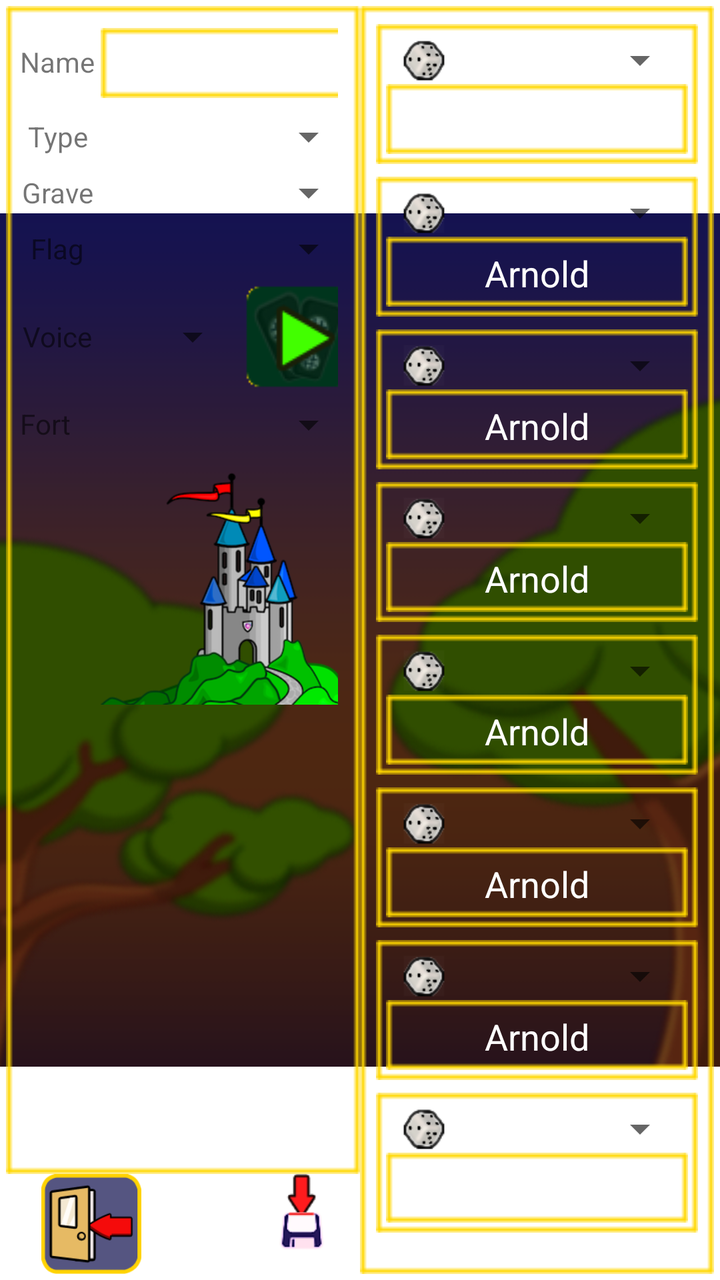
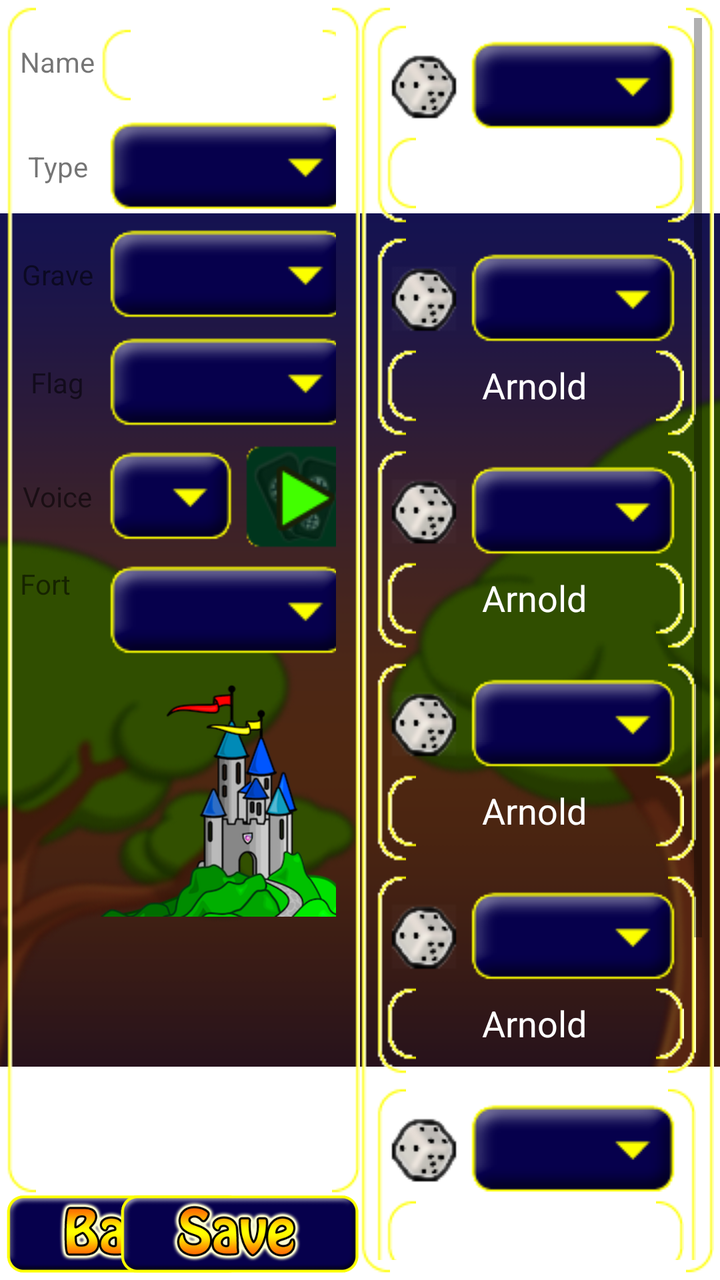

Compare the two renders of this Android layout. The source of the first and the diff that turns it into the second are given below.
<!-- AndroidManifest.xml: fallback theme Theme.MaterialComponents.DayNight.NoActionBar -->
<!-- res/layout/team_creation.xml -->
<?xml version="1.0" encoding="utf-8"?>
<FrameLayout
	xmlns:android="http://schemas.android.com/apk/res/android"
  	android:layout_width="fill_parent"
	android:layout_height="fill_parent">
	<include layout="@layout/background"/>
	<LinearLayout
	  xmlns:android="http://schemas.android.com/apk/res/android"
	  android:orientation="horizontal"
	  android:layout_width="fill_parent"
	  android:layout_height="fill_parent"
	  android:padding="3dp">
	  
	  <RelativeLayout
	  	android:layout_width="fill_parent"
	  	android:layout_height="fill_parent"
	  	android:layout_weight="1">
	  	<include layout="@layout/backbutton"/>
	  	<include layout="@layout/savebutton"/>
	  	<ScrollView
		  	android:layout_width="fill_parent"
		  	android:layout_height="fill_parent"
		  	android:layout_above="@+id/btnBack"
		  	android:background="@drawable/box"
		  	android:scrollbarFadeDuration="0">
		  	<TableLayout
		  		android:layout_width="fill_parent"
		  		android:layout_height="fill_parent"
		  		android:stretchColumns="1"
		  		android:layout_marginRight="4dip">
		  		<TableRow android:padding="2dip">
			  		<TextView
			  			android:id="@+id/nameTag"
			  			android:layout_width="wrap_content"
			  			android:layout_height="wrap_content"
			  			android:text="@string/name"/>
			  		<EditText
			  			android:id="@+id/txtName"
			  			android:layout_width="fill_parent"
			  			android:layout_height="wrap_content"
			  			android:layout_margin="3dip"
			  			android:background="@drawable/box"
			  			android:text="@string/name_default"
			  			android:textColor="#FFF"/>
		  		</TableRow>
		  		<TableRow android:padding="2dip">
			  		<TextView
			  			android:id="@+id/typeTag"
			  			android:layout_width="wrap_content"
			  			android:layout_height="fill_parent"
			  			android:layout_alignTop="@+id/spinType"
			  			android:layout_alignBottom="@id/spinType"
			  			android:gravity="center"
			  			android:text="@string/type"/>
			  		<Spinner
			  			android:id="@id/spinType"
			  			android:layout_width="fill_parent"
			  			android:layout_height="wrap_content"
			  			android:layout_marginLeft="3dip"/>
		  		</TableRow>
		  		<TableRow android:padding="2dip">
		  			<TextView
			  			android:id="@+id/graveTag"
			  			android:layout_width="wrap_content"
			  			android:layout_height="fill_parent"
			  			android:layout_alignTop="@+id/spinGrave"
			  			android:layout_alignBottom="@id/spinGrave"
			  			android:gravity="center"
			  			android:text="@string/grave"/>
			  		<Spinner
			  			android:id="@id/spinGrave"
			  			android:layout_width="fill_parent"
			  			android:layout_height="wrap_content"
			  			android:layout_marginLeft="3dip"/>
		  		</TableRow>
		  		<TableRow android:padding="2dip">
		   			<TextView
			  			android:id="@+id/FlagTag"
			  			android:layout_width="wrap_content"
			  			android:layout_height="fill_parent"
			  			android:layout_alignTop="@+id/spinFlag"
			  			android:layout_alignBottom="@id/spinFlag"
			  			android:gravity="center"
			  			android:text="@string/flag"/>
			  		<Spinner
			  			android:id="@id/spinFlag"
			  			android:layout_width="fill_parent"
			  			android:layout_height="wrap_content"
			  			android:layout_marginLeft="3dip"/>
		  		</TableRow>
		  		<TableRow android:padding="2dip">
		  		  	<TextView
			  			android:id="@+id/voiceTag"
			  			android:layout_width="wrap_content"
			  			android:layout_height="fill_parent"
			  			android:layout_alignTop="@+id/spinVoice"
			  			android:layout_alignBottom="@id/spinVoice"
			  			android:gravity="center"
			  			android:text="@string/voice"/>
			  		<RelativeLayout
			  			android:layout_width="fill_parent"
			  			android:layout_height="wrap_content"
			  			android:layout_marginLeft="3dip">
			  			<ImageButton
			  				android:id="@+id/btnPlay"
			  				android:layout_width="wrap_content"
			  				android:layout_height="wrap_content"
			  				android:layout_alignParentRight="true"
			  				android:adjustViewBounds="true"
			  				android:scaleType="centerInside"
			  				android:src="@drawable/playsound"
			  				android:background="@android:color/transparent"/>
			  			<Spinner
			  				android:id="@+id/spinVoice"
			  				android:layout_width="fill_parent"
			  				android:layout_height="fill_parent"
			  				android:layout_centerVertical="true"
			  				android:layout_alignParentLeft="true"
			  				android:layout_toLeftOf="@id/btnPlay"/>
			  		</RelativeLayout>
		  		</TableRow>
		  		<TableRow android:padding="2dip">
		  			<TextView
			  			android:id="@+id/fortTag"
			  			android:layout_width="wrap_content"
			  			android:layout_height="wrap_content"
			  			android:layout_marginTop="2dip"
			  			android:gravity="top"
			  			android:text="@string/fort"/>
		  			<RelativeLayout
			  			android:layout_width="fill_parent"
			  			android:layout_height="wrap_content"
			  			android:layout_marginLeft="3dip">
			  			<Spinner
			  				android:id="@+id/spinFort"
			  				android:layout_width="fill_parent"
			  				android:layout_height="wrap_content"
			  				android:layout_centerHorizontal="true"/>
			  			<ImageView
			  				android:id="@+id/imgFort"
			  				android:layout_width="128dip"
			  				android:layout_height="128dip"
			  				android:layout_centerHorizontal="true"
			  				android:layout_below="@id/spinFort"
			  				android:adjustViewBounds="true"
			  				android:scaleType="centerInside"
			  				android:background="@android:color/transparent"
			  				android:src="@drawable/fort"/>
			  			
			  		</RelativeLayout>
		  		</TableRow>
		  	</TableLayout>
		  </ScrollView>
	  </RelativeLayout>
	  
	  <ScrollView
	  	android:id="@+id/scroller"
	  	android:layout_width="fill_parent"
	  	android:layout_height="fill_parent"
	  	android:layout_weight="1"
	  	android:background="@drawable/box"
	  	android:scrollbarFadeDuration="0">
	  	<LinearLayout
	  		android:id="@+id/HogsContainer"
	  		android:orientation="vertical"
	  		android:layout_width="fill_parent"
	  		android:layout_height="fill_parent">
	  		<include layout="@layout/team_creation_entry"/>
	  		<include layout="@layout/team_creation_entry"/>
	  		<include layout="@layout/team_creation_entry"/>
	  		<include layout="@layout/team_creation_entry"/>
	  		<include layout="@layout/team_creation_entry"/>
	  		<include layout="@layout/team_creation_entry"/>
	  		<include layout="@layout/team_creation_entry"/>
	  		<include layout="@layout/team_creation_entry"/>
	  	</LinearLayout>
	  </ScrollView>
	</LinearLayout>
</FrameLayout>
<!-- res/layout/background.xml (included above) -->
<?xml version="1.0" encoding="utf-8"?>
<merge xmlns:android="http://schemas.android.com/apk/res/android">
<ImageView
	android:layout_width="fill_parent"
	android:layout_height="fill_parent"
	android:scaleType="center"
	android:src="@drawable/background"/>
</merge>
<!-- res/layout/backbutton.xml (included above) -->
<?xml version="1.0" encoding="utf-8"?>
<merge xmlns:android="http://schemas.android.com/apk/res/android">
    <ImageButton
    	android:id="@+id/btnBack"
    	android:layout_width="wrap_content"
    	android:layout_height="50dip"
    	android:layout_alignParentBottom="true"
    	android:layout_alignParentLeft="true"
    	android:adjustViewBounds="true"
    	android:scaleType="centerInside"
    	android:background="@android:color/transparent"
    	android:src="@drawable/backbutton"/>
</merge>
<!-- res/layout/savebutton.xml (included above) -->
<?xml version="1.0" encoding="utf-8"?>
<merge xmlns:android="http://schemas.android.com/apk/res/android">
    <ImageButton
    	android:id="@+id/btnSave"
    	android:layout_width="wrap_content"
    	android:layout_height="50dip"
    	android:layout_alignParentBottom="true"
    	android:layout_alignParentRight="true"
    	android:adjustViewBounds="true"
    	android:scaleType="centerInside"
    	android:background="@android:color/transparent"
    	android:src="@drawable/savebutton"/>
</merge>
<!-- res/layout/team_creation_entry.xml (included above) -->
<?xml version="1.0" encoding="utf-8"?>
<merge xmlns:android="http://schemas.android.com/apk/res/android">
  <RelativeLayout
  		android:layout_width="fill_parent"
  		android:layout_height="wrap_content"
  		android:background="@drawable/box"
  		android:layout_margin="3dp">
  		<Spinner
  			android:id="@+id/spinTeam1"
  			android:layout_width="wrap_content"
  			android:layout_height="wrap_content"
  			android:layout_alignParentRight="true"
  			android:layout_toRightOf="@+id/btnTeam1"/>
  		<EditText
  			android:id="@+id/txtTeam1"
  			android:layout_width="fill_parent"
  			android:layout_height="wrap_content"
  			android:layout_below="@id/spinTeam1"
  			android:background="@drawable/box"
  			android:gravity="center"
  			android:textColor="#FFF"
  			android:text="Arnold"/>
  		<ImageButton
  			android:id="@id/btnTeam1"
  			android:layout_height="wrap_content"
  			android:layout_width="wrap_content"
  			android:layout_alignLeft="@id/txtTeam1"
  			android:layout_above="@id/txtTeam1"
  			android:layout_alignTop="@id/spinTeam1"
  			android:adjustViewBounds="true"
  			android:scaleType="centerInside"
  			android:background="@android:color/transparent"
  			android:src="@drawable/dice"/>
  </RelativeLayout>
</merge>
<!-- resources referenced by this layout -->
<resources>
  <!-- drawable backbutton: png bitmap (drawable-large-mdpi, 3856 bytes) -->
  <!-- drawable background: png bitmap (drawable-large-mdpi, 112827 bytes) -->
  <!-- drawable box: png bitmap (drawable-mdpi, 227 bytes) -->
  <!-- drawable dice: png bitmap (drawable-mdpi, 2588 bytes) -->
  <!-- drawable fort: png bitmap (drawable-mdpi, 14160 bytes) -->
  <!-- drawable playsound: png bitmap (drawable-mdpi, 2749 bytes) -->
  <!-- drawable savebutton: png bitmap (drawable-mdpi, 2573 bytes) -->
  <string name="flag">Flag</string>
  <string name="fort">Fort</string>
  <string name="grave">Grave</string>
  <string name="name">Name</string>
  <string name="name_default">Unnamed</string>
  <string name="type">Type</string>
  <string name="voice">Voice</string>
</resources>

<!-- the commit's change to res/layout/team_creation.xml (unified diff, before → after) -->
@@ -56,7 +56,8 @@
 			  			android:id="@id/spinType"
 			  			android:layout_width="fill_parent"
 			  			android:layout_height="wrap_content"
-			  			android:layout_marginLeft="3dip"/>
+			  			android:layout_marginLeft="3dip"
+			  			android:background="@drawable/dropdown"/>
 		  		</TableRow>
 		  		<TableRow android:padding="2dip">
 		  			<TextView
@@ -71,7 +72,8 @@
 			  			android:id="@id/spinGrave"
 			  			android:layout_width="fill_parent"
 			  			android:layout_height="wrap_content"
-			  			android:layout_marginLeft="3dip"/>
+			  			android:layout_marginLeft="3dip"
+			  			android:background="@drawable/dropdown"/>
 		  		</TableRow>
 		  		<TableRow android:padding="2dip">
 		   			<TextView
@@ -86,7 +88,8 @@
 			  			android:id="@id/spinFlag"
 			  			android:layout_width="fill_parent"
 			  			android:layout_height="wrap_content"
-			  			android:layout_marginLeft="3dip"/>
+			  			android:layout_marginLeft="3dip"
+			  			android:background="@drawable/dropdown"/>
 		  		</TableRow>
 		  		<TableRow android:padding="2dip">
 		  		  	<TextView
@@ -116,7 +119,8 @@
 			  				android:layout_height="fill_parent"
 			  				android:layout_centerVertical="true"
 			  				android:layout_alignParentLeft="true"
-			  				android:layout_toLeftOf="@id/btnPlay"/>
+			  				android:layout_toLeftOf="@id/btnPlay"
+			  				android:background="@drawable/dropdown"/>
 			  		</RelativeLayout>
 		  		</TableRow>
 		  		<TableRow android:padding="2dip">
@@ -135,7 +139,8 @@
 			  				android:id="@+id/spinFort"
 			  				android:layout_width="fill_parent"
 			  				android:layout_height="wrap_content"
-			  				android:layout_centerHorizontal="true"/>
+			  				android:layout_centerHorizontal="true"
+			  				android:background="@drawable/dropdown"/>
 			  			<ImageView
 			  				android:id="@+id/imgFort"
 			  				android:layout_width="128dip"
@@ -191,8 +196,8 @@
 <merge xmlns:android="http://schemas.android.com/apk/res/android">
     <ImageButton
     	android:id="@+id/btnBack"
-    	android:layout_width="wrap_content"
-    	android:layout_height="50dip"
+    	android:layout_width="120dip"
+    	android:layout_height="40dip"
     	android:layout_alignParentBottom="true"
     	android:layout_alignParentLeft="true"
     	android:adjustViewBounds="true"
@@ -205,8 +210,8 @@
 <merge xmlns:android="http://schemas.android.com/apk/res/android">
     <ImageButton
     	android:id="@+id/btnSave"
-    	android:layout_width="wrap_content"
-    	android:layout_height="50dip"
+    	android:layout_width="120dip"
+    	android:layout_height="40dip"
     	android:layout_alignParentBottom="true"
     	android:layout_alignParentRight="true"
     	android:adjustViewBounds="true"
@@ -227,7 +232,8 @@
   			android:layout_width="wrap_content"
   			android:layout_height="wrap_content"
   			android:layout_alignParentRight="true"
-  			android:layout_toRightOf="@+id/btnTeam1"/>
+  			android:layout_toRightOf="@+id/btnTeam1"
+  			android:background="@drawable/dropdown"/>
   		<EditText
   			android:id="@+id/txtTeam1"
   			android:layout_width="fill_parent"
<!-- resource entries referenced after the edit -->
@@ -1,12 +1,13 @@
 <!-- resources referenced by this layout -->
 <resources>
-  <!-- drawable backbutton: png bitmap (drawable-large-mdpi, 3856 bytes) -->
+  <!-- drawable backbutton: png bitmap (drawable-mdpi, 25366 bytes) -->
   <!-- drawable background: png bitmap (drawable-large-mdpi, 112827 bytes) -->
-  <!-- drawable box: png bitmap (drawable-mdpi, 227 bytes) -->
+  <!-- drawable box: png bitmap (drawable-mdpi, 304 bytes) -->
   <!-- drawable dice: png bitmap (drawable-mdpi, 2588 bytes) -->
+  <!-- drawable dropdown: png bitmap (drawable-mdpi, 1913 bytes) -->
   <!-- drawable fort: png bitmap (drawable-mdpi, 14160 bytes) -->
   <!-- drawable playsound: png bitmap (drawable-mdpi, 2749 bytes) -->
-  <!-- drawable savebutton: png bitmap (drawable-mdpi, 2573 bytes) -->
+  <!-- drawable savebutton: png bitmap (drawable-mdpi, 26473 bytes) -->
   <string name="flag">Flag</string>
   <string name="fort">Fort</string>
   <string name="grave">Grave</string>
